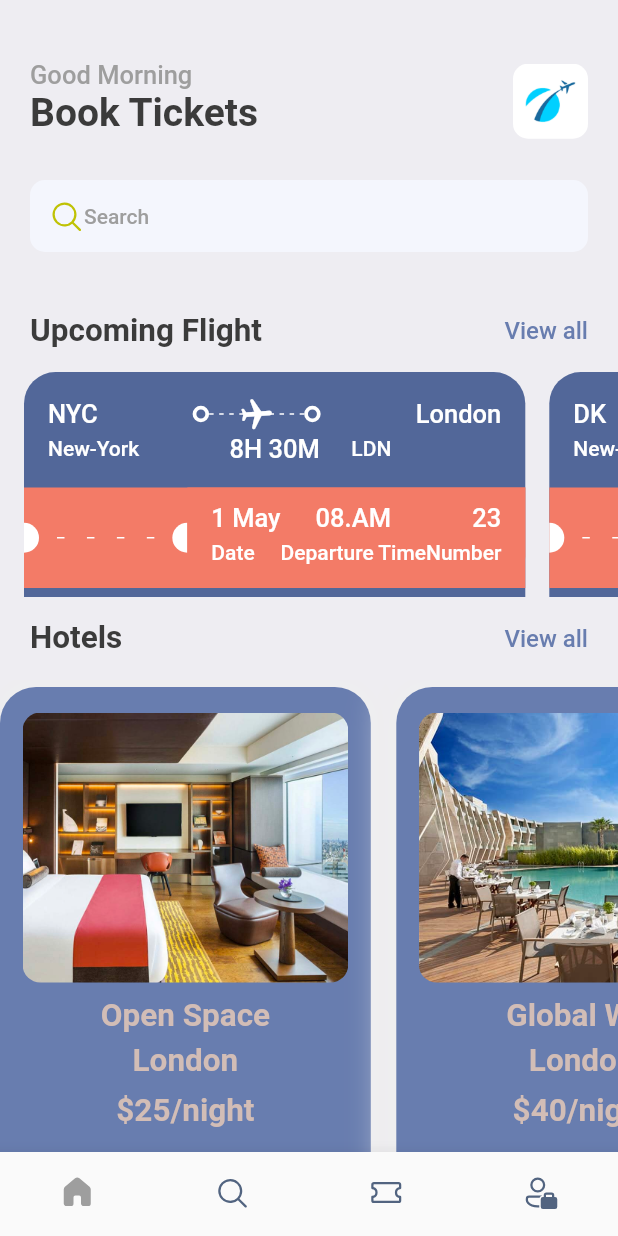
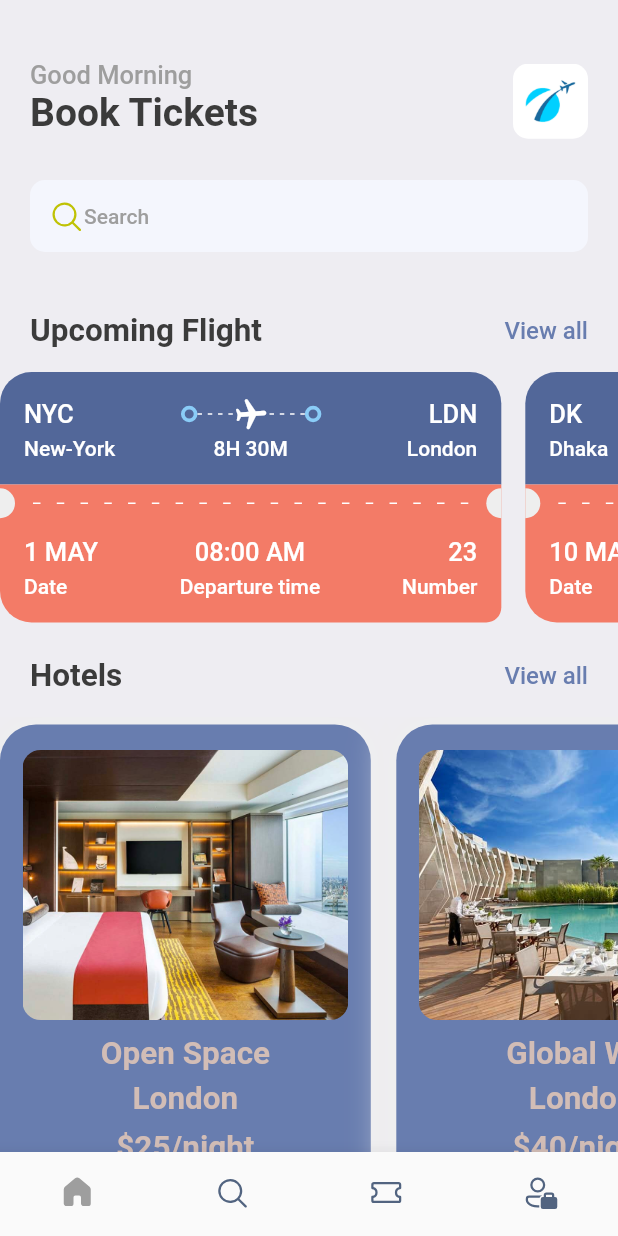
Before and after one commit to dadahtaufikpermana/bookticketapplication, a Flutter app: the screen it shows after launch, on a phone screen of 412 x 824 dp. Run offline on Flutter 3.47's test engine with Material 2 defaults, Android fonts, the phone set to English and light mode, and no system bars; our stand-ins replace barcode_widget, fluentui_icons, gap, get.

Commit message:
feat/ add ticket_screen.dart and fixing in ticket_view.dart

```diff
--- a/lib/screens/bottom_bar.dart
+++ b/lib/screens/bottom_bar.dart
@@ -1,5 +1,6 @@
 import 'package:bookticketapplication/screens/home_screen.dart';
 import 'package:bookticketapplication/screens/search_screen.dart';
+import 'package:bookticketapplication/screens/ticket_screen.dart';
 import 'package:fluentui_icons/fluentui_icons.dart';
 import 'package:flutter/cupertino.dart';
 import 'package:flutter/material.dart';
@@ -15,8 +16,8 @@ class _BottomBarState extends State<BottomBar> {
   int _selectedIndex = 0;
   static final List<Widget> _widgetOptions = <Widget>[
     const HomeScreen(),
-    SearchScreen(),
-    const Text("Ticket"),
+    const SearchScreen(),
+    const TicketScreen(),
     const Text("Profil")
   ];
   void _onItemTapped(int index){
--- a/lib/screens/ticket_view.dart
+++ b/lib/screens/ticket_view.dart
@@ -4,27 +4,36 @@ import 'package:bookticketapplication/widget/thick_container.dart';
 import 'package:flutter/material.dart';
 import 'package:gap/gap.dart';
 
+import '../widget/column_layout_widget.dart';
+import '../widget/layoutBuilderWidget.dart';
+
 class TicketView extends StatelessWidget {
-  final Map<String, dynamic>ticket;
-  const TicketView({Key? key, required this.ticket}) : super(key: key);
+  final Map <String,dynamic> ticket;
+  final bool? isColor;
+  const TicketView({Key? key,required this.ticket, this.isColor}) : super(key:
+  key);
 
   @override
   Widget build(BuildContext context) {
     final size = AppLayout.getSize(context);
     return SizedBox(
       width: size.width*0.85,
-      height: AppLayout.getHeight(150),
-
+      height: AppLayout.getHeight(175),
       child: Container(
+        margin:  EdgeInsets.only(right: AppLayout.getHeight(16)),
+        child: Column(
+          mainAxisSize: MainAxisSize.min,
+          children: [
+            /*
+            showing the blue part of the card/ticket
+            */
+            Container(
               decoration: BoxDecoration(
-            color: const Color(0xFF526799),
-            borderRadius: BorderRadius.only(
-                topLeft: Radius.circular(21), topRight: Radius.circular(21))),
-        margin: EdgeInsets.only(left: AppLayout.getHeight(16)),
-        child: Column(
-          children: [
-            Container(
-              padding: const EdgeInsets.all(16),
+                  color: isColor==null? Color(0xff526799) : Colors.white,
+                  borderRadius:  BorderRadius.only(
+                      topLeft: Radius.circular(AppLayout.getHeight(21)),
+                      topRight: Radius.circular(21))),
+              padding:  EdgeInsets.all(AppLayout.getHeight(16)),
               child: Column(
                 children: [
                   Row(
@@ -32,122 +41,141 @@ class TicketView extends StatelessWidget {
                       Text(
                         ticket['from']['code'],
                         style:
-                        Styles.headLineStyle3.copyWith(color: Colors.white),
+                        isColor==null?Styles.headLineStyle3.copyWith(color:
+                        Colors
+                            .white):Styles.headLineStyle3,
                       ),
                       Expanded(child: Container()),
-                      ThickContainer(),
-                      Expanded(child: Stack(
+                      ThickContainer(isColor:true),
+                      Expanded(
+                          child: Stack(
                             children: [
                               SizedBox(
                                 height: AppLayout.getHeight(24),
-                            child: LayoutBuilder(
-                              builder: (BuildContext context,
-                                  BoxConstraints constraints) {
-                                print("This width is ${constraints
-                                    .constrainWidth()}");
-                                return Flex(
-                                    direction: Axis.horizontal,
-                                    mainAxisAlignment: MainAxisAlignment.spaceBetween,
-                                    children: List.generate((constraints.constrainWidth() /
-                                        6).floor(),
-                                            (index) => const SizedBox(
-                                          width: 3,
-                                          height: 1,
-                                          child: DecoratedBox(
-                                            decoration: BoxDecoration(
-                                                color: Colors.white),
+                                child: const LayoutBuilderWidget(sections: 6,),
                               ),
-                                        )
+                              Center(
+                                  child: Transform.rotate(
+                                    angle: 1.5,
+                                    child: Icon(
+                                      Icons.local_airport_rounded,
+                                      color: isColor==null? Colors.white:Color(0xff8accf7),
+                                    ),
+                                  )),
+                            ],
+                          )),
+                      ThickContainer(isColor:true),
 
-                                    ));
-                              },
-                            ),
-                          ),
-                          Center(child: Transform.rotate(angle: 1.5, child: Icon(Icons.local_airport_rounded, color: Colors.white,),)),
-                        ]
-                      ),),
-                      ThickContainer(),
                       Expanded(child: Container()),
                       Text(
-                        "London",
-                        style: Styles.headLineStyle3.copyWith(
-                            color: Colors.white),
-                      )
+                          ticket['to']['code'],
+                          style:
+                          isColor==null?Styles.headLineStyle3.copyWith(color:
+                          Colors
+                              .white,):Styles.headLineStyle3
+                      ),
                     ],
                   ),
-                  const Gap(1),
+                  const Gap(3),
                   Row(
                     mainAxisAlignment: MainAxisAlignment.spaceBetween,
                     children: [
                       SizedBox(
-                        width: 100, child: Text("New-York", style: Styles.headLineStyle4.copyWith(color: Colors.white),),
+                        width: AppLayout.getWidth(100),
+                        child: Text(
+                          ticket['from']['name'],
+                          style: isColor==null?Styles.headLineStyle4
+                              .copyWith(color: Colors.white):Styles.headLineStyle4,
                         ),
-                      Text("8H 30M", style: Styles.headLineStyle3.copyWith(color: Colors.white),),
+                      ),
+                      Text(
+                        ticket['flying_time'],
+                        style:
+                        isColor==null?Styles.headLineStyle4.copyWith(color:
+                        Colors
+                            .white): Styles.headLineStyle4,
+                      ),
                       SizedBox(
-                        width: 100, child: Text("LDN", style: Styles.headLineStyle4.copyWith(color: Colors.white),),
-                      )
+                        width: AppLayout.getWidth(100),
+                        child: Text(
+                          ticket['to']['name'],
+                          textAlign: TextAlign.end,
+                          style: isColor==null?Styles.headLineStyle4
+                              .copyWith(color: Colors.white):Styles.headLineStyle4,
+                        ),
+                      ),
                     ],
                   )
                 ],
               ),
             ),
+            /*
+            showing the orange part of the card/ticket
+            */
             Container(
-              color: const Color(0xFFF37B67),
-              child: Row(children: [
+              color: isColor==null?Styles.orangeColor:Colors.white, //const Color
+              // (0xfff37b67),
+              child: Row(
+                children: [
                   SizedBox(
                     height: AppLayout.getHeight(20),
-                  width: 10,
+                    width: AppLayout.getWidth(10),
                     child: DecoratedBox(
                       decoration: BoxDecoration(
-                      color: Colors.white,
+                          color: isColor==null?Colors.grey.shade200:Colors.white,
                           borderRadius: BorderRadius.only(
                               topRight: Radius.circular(10),
-                            bottomRight: Radius.circular(10)
-                        )
-                    ),
+                              bottomRight: Radius.circular(10))),
                     ),
                   ),
                   Expanded(child: Padding(
                     padding: const EdgeInsets.all(12.0),
                     child: LayoutBuilder(
-                        builder: (BuildContext context , BoxConstraints constraints) {
+                      builder:
+                          (BuildContext context, BoxConstraints constraints) {
                         return Flex(
                           direction: Axis.horizontal,
+                          mainAxisAlignment: MainAxisAlignment.spaceBetween,
                           mainAxisSize: MainAxisSize.max,
-                              mainAxisAlignment: MainAxisAlignment.spaceBetween,
-                              children: List.generate((constraints.constrainWidth() /
-                                  15).floor(),
-                                      (index) => const SizedBox(
+                          children: List.generate(
+                              (constraints.constrainWidth() / 15).floor(),
+                                  (index) =>  SizedBox(
                                 width: 5,
                                 height: 1,
                                 child: DecoratedBox(
-                                      decoration: BoxDecoration(
-                                          color: Colors.white),
+                                  decoration:
+                                  BoxDecoration(color: isColor==
+                                      null?Colors.white:Colors
+                                      .grey.shade300),
                                 ),
-                                  )
-
-                              ));
+                              )),
+                        );
                       },
                     ),
                   )),
-                Container(
-                  height: AppLayout.getHeight(20),
+                  SizedBox(
+                    height: 20,
                     width: 10,
                     child: DecoratedBox(
                       decoration: BoxDecoration(
-                        color: Colors.white,
-                        borderRadius: BorderRadius.only(
+                          color: isColor==null?Colors.grey.shade200:Colors.white,
+                          borderRadius: const BorderRadius.only(
                               topLeft: Radius.circular(10),
-                            bottomLeft: Radius.circular(10)
+                              bottomLeft: Radius.circular(10))),
+                    ),
                   )
+                ],
               ),
             ),
-                ),
+            /*
+            bottom part of the orange card/ticket
+            */
             Container(
               decoration: BoxDecoration(
-                      color: Styles.orangeColor,
-                      borderRadius: BorderRadius.only(
-                          bottomLeft: Radius.circular(21), bottomRight: Radius.circular(21))
+                  color: isColor==null?Styles.orangeColor:Colors.white,
+                  borderRadius:  BorderRadius.only(
+                      bottomLeft: Radius.circular(isColor==null?21:0),
+                      bottomRight: Radius.circular(isColor==null?10:0))
               ),
               padding: const EdgeInsets.only(left: 16, top: 10, right: 16,
                   bottom: 16),
@@ -156,37 +184,24 @@ class TicketView extends StatelessWidget {
                   Row(
                     mainAxisAlignment: MainAxisAlignment.spaceBetween,
                     children: [
-                          Column(
-                            crossAxisAlignment: CrossAxisAlignment.start,
-                            children: [
-                              Text("1 May",style: Styles.headLineStyle3.copyWith(color : Colors.white),),
-                              const Gap(5),
-                              Text("Date",style: Styles.headLineStyle4.copyWith(color: Colors.white),)
-                            ],
-                          ),
-                          Column(
-                            crossAxisAlignment: CrossAxisAlignment.center,
-                            children: [
-                              Text("08.AM",style: Styles.headLineStyle3.copyWith(color : Colors.white),),
-                              const Gap(5),
-                              Text("Departure Time",style: Styles.headLineStyle4.copyWith(color: Colors.white),)
-                            ],
-                          ),
-                          Column(
-                            crossAxisAlignment: CrossAxisAlignment.end,
-                            children: [
-                              Text("23",style: Styles.headLineStyle3.copyWith(color : Colors.white),),
-                              const Gap(5),
-                              Text("Number",style: Styles.headLineStyle4.copyWith(color: Colors.white),)
-                            ],
-                          ),
+                      ColumnLayoutWidget(
+                        firstText: ticket['date'],
+                        secondText: "Date",
+                        alignment: CrossAxisAlignment.start, isColor: isColor,),
+                      ColumnLayoutWidget(
+                        firstText:ticket['departure_time'],
+                        secondText: "Departure time",
+                        alignment: CrossAxisAlignment.center, isColor: isColor,),
+                      ColumnLayoutWidget(
+                        firstText:ticket['number'].toString(),
+                        secondText: "Number",
+                        alignment: CrossAxisAlignment.end, isColor: isColor,),
                     ],
                   )
                 ],
               ),
-                ),
-              ],),
             )
+
           ],
         ),
       ),
--- /dev/null
+++ b/lib/widget/column_layout_widget.dart
@@ -0,0 +1,33 @@
+import 'package:flutter/cupertino.dart';
+import 'package:flutter/material.dart';
+import 'package:gap/gap.dart';
+
+import '../utils/app_layout.dart';
+import '../utils/app_style.dart';
+
+class ColumnLayoutWidget extends StatelessWidget {
+  final CrossAxisAlignment alignment;
+  final String firstText;
+  final String secondText;
+  final bool? isColor;
+  const ColumnLayoutWidget({Key? key,
+    required this.firstText,
+    required this.secondText,
+    required this.alignment, this.isColor,
+  }) : super(key: key);
+
+  @override
+  Widget build(BuildContext context) {
+    return Column(
+      crossAxisAlignment: alignment,
+      children: [
+        Text(firstText,style: isColor==null?Styles.headLineStyle3.copyWith
+          (color: Colors
+            .white):Styles.headLineStyle3,),
+        Gap(AppLayout.getHeight(5)),
+        Text(secondText,style: isColor==null? Styles.headLineStyle4.copyWith
+          (color: Colors.white):Styles.headLineStyle4,),
+      ],
+    );
+  }
+}
--- /dev/null
+++ b/lib/widget/layoutBuilderWidget.dart
@@ -0,0 +1,39 @@
+import 'package:flutter/cupertino.dart';
+import 'package:flutter/material.dart';
+
+class LayoutBuilderWidget extends StatelessWidget {
+  final bool? isColor;
+  final int sections;
+  final int width;
+  const LayoutBuilderWidget({Key? key, this.isColor, required this.sections, this.width=3}) : super(key: key);
+
+  @override
+  Widget build(BuildContext context) {
+    return LayoutBuilder(
+      builder: (BuildContext context,
+          BoxConstraints constraints) {
+        print(
+            "The width is ${constraints.constrainWidth()}");
+        return Flex(
+          direction: Axis.horizontal,
+          mainAxisAlignment:
+          MainAxisAlignment.spaceBetween,
+          mainAxisSize: MainAxisSize.max,
+          children: List.generate(
+              (constraints.constrainWidth() / 6)
+                  .floor(),
+                  (index) =>  SizedBox(
+                width: 3,
+                height: 1,
+                child: DecoratedBox(
+                  decoration: BoxDecoration(
+                      color: isColor==null? Colors
+                          .white:Colors.grey
+                          .shade300),
+                ),
+              )),
+        );
+      },
+    );
+  }
+}
--- a/lib/widget/thick_container.dart
+++ b/lib/widget/thick_container.dart
@@ -2,7 +2,8 @@ import 'package:flutter/cupertino.dart';
 import 'package:flutter/material.dart';
 
 class ThickContainer extends StatelessWidget {
-  const ThickContainer({Key? key}) : super(key: key);
+  final bool? isColor;
+  const ThickContainer({Key? key, this.isColor}) : super(key: key);
 
   @override
   Widget build(BuildContext context) {
@@ -10,7 +11,7 @@ class ThickContainer extends StatelessWidget {
       padding: const EdgeInsets.all(3.0),
       decoration: BoxDecoration(
         borderRadius: BorderRadius.circular(20),
-        border: Border.all(width: 2.5, color: Colors.white)
+        border: Border.all(width: 2.5, color: isColor==null? Colors.white: Color(0xFF8ACCF7))
       ),
     );
   }
--- a/pubspec.yaml
+++ b/pubspec.yaml
@@ -38,6 +38,7 @@ dependencies:
   fluentui_icons: ^1.0.0
   get:
   gap: ^2.0.0
+  barcode_widget:
 
 dev_dependencies:
   flutter_test:
```
Also changed, not shown: lib/screens/ticket_screen.dart (added, +183 -0 lines), pubspec.lock. Lines whose indentation alone changed are shown as unchanged.
